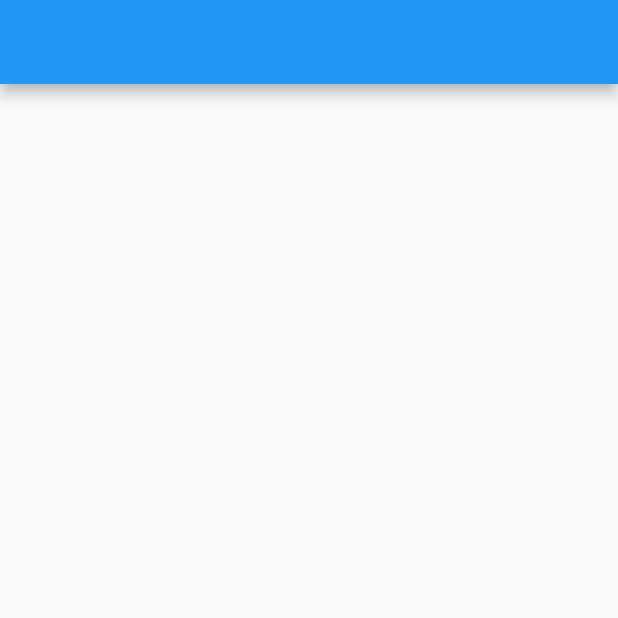
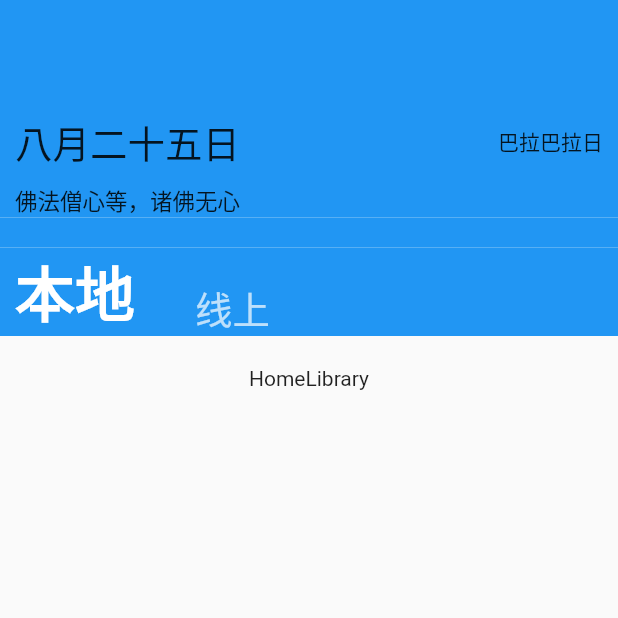
Before and after one commit to creatapp/zhu_yin_jing_zhou, a Flutter app: the screen it shows after launch, on a phone screen of 412 x 824 dp, the top half of it. Run offline on Flutter 3.47's test engine with Material 2 defaults, Android fonts, the phone set to English and light mode, and no system bars; our stand-ins replace sqflite; accounts and stored records are empty.

Commit message:
修改结构

```diff
--- /dev/null
+++ b/lib/component/home_library.dart
@@ -0,0 +1,13 @@
+import 'package:flutter/material.dart';
+
+class HomeLibrary extends StatefulWidget {
+  @override
+  HomeLibraryState createState() => HomeLibraryState();
+}
+
+class HomeLibraryState extends State<HomeLibrary> {
+  @override
+  Widget build(BuildContext context) {
+    return Text('HomeLibrary');
+  }
+}
--- /dev/null
+++ b/lib/component/home_text_menu.dart
@@ -0,0 +1,24 @@
+import 'package:flutter/material.dart';
+
+class HomeTextMenu extends StatefulWidget {
+  @override
+  HomeTextMenuState createState() => HomeTextMenuState();
+}
+
+class HomeTextMenuState extends State<HomeTextMenu> with SingleTickerProviderStateMixin{
+  @override
+  Widget build(BuildContext context) {
+    return Container(
+      padding: EdgeInsets.symmetric(horizontal: 10),
+      color: Colors.blue,
+      child: Row(
+        crossAxisAlignment: CrossAxisAlignment.end,
+        children: <Widget>[
+          Text('本地', style: TextStyle(color: Colors.white, fontSize: 40, fontWeight: FontWeight.bold),),
+          Container(padding: EdgeInsets.only(left: 40), color: Colors.blue,),
+          Text('线上', style: TextStyle(color: Colors.white70, fontSize: 25, fontWeight: FontWeight.normal),)
+        ],
+      ),
+    );
+  }
+}
--- /dev/null
+++ b/lib/component/home_title.dart
@@ -0,0 +1,34 @@
+import 'package:flutter/material.dart';
+
+class HomeTitle extends StatefulWidget {
+  @override
+  HomeTitleState createState() => HomeTitleState();
+}
+
+class HomeTitleState extends State<HomeTitle> {
+  @override
+  Widget build(BuildContext context) {
+    return Container(
+      color: Colors.blue,
+      padding: EdgeInsets.symmetric(horizontal: 10),
+      child: Column(
+        children: <Widget>[
+          Container(padding: EdgeInsets.only(bottom: 20),),
+          Row(
+            mainAxisAlignment: MainAxisAlignment.spaceBetween,
+            children: <Widget>[
+              Text('八月二十五日', style: TextStyle(fontSize: 25),),
+              Text('巴拉巴拉日')
+            ],
+          ),
+          Container(padding: EdgeInsets.only(bottom: 10),),
+          Row(
+            children: <Widget>[
+              Text('佛法僧心等，诸佛无心', style: TextStyle(color: Colors.black87, fontSize: 15),)
+            ],
+          )
+        ],
+      ),
+    );
+  }
+}
--- a/lib/constant/theme.dart
+++ b/lib/constant/theme.dart
@@ -14,7 +14,7 @@ class MyTheme {
   // 主题种类，在enum和BaseTheme子类体现
   ThemeCategory _themeCategory = ThemeCategory.light;
   // 实际被APP采用的主题
-  BaseTheme theme = LightTheme();
+  BaseTheme t = LightTheme();
 
   // BaseTheme子类都应该在这里被持有，为了不
   BaseTheme _lightTheme = LightTheme();
@@ -34,7 +34,7 @@ class MyTheme {
   }
 
   void changeColor(BaseTheme newTheme) {
-    theme.primaryColor = newTheme.primaryColor;
+    t.primaryColor = newTheme.primaryColor;
   }
 }
 
@@ -42,12 +42,15 @@ class MyTheme {
 ///
 class BaseTheme {
   Color primaryColor;
+  Color mainBackground;
 }
 
 class LightTheme extends BaseTheme{
   Color primaryColor = Colors.white;
+  Color mainBackground = Colors.white;
 }
 
 class DarkTheme extends BaseTheme{
   Color primaryColor = Colors.black;
+  Color mainBackground = Colors.black;
 }
--- a/lib/main.dart
+++ b/lib/main.dart
@@ -1,6 +1,7 @@
 import 'package:flutter/material.dart';
 
 import 'constant/theme.dart';
+import 'page/my_home_page.dart';
 
 void main() => runApp(MyApp());
 
@@ -12,29 +13,10 @@ class MyApp extends StatelessWidget {
     return MaterialApp(
       title: '',
       theme: ThemeData(
-        primarySwatch: Colors.blue,
+        backgroundColor: Colors.white
       ),
       home: MyHomePage(),
+      debugShowCheckedModeBanner: false,
     );
   }
 }
-
-class MyHomePage extends StatefulWidget {
-  MyHomePage({Key key}) : super(key: key);
-
-  @override
-  _MyHomePageState createState() => _MyHomePageState();
-}
-
-class _MyHomePageState extends State<MyHomePage> {
-
-  @override
-  Widget build(BuildContext context) {
-    return Scaffold(
-      appBar: AppBar(
-        title: Text(''),
-      ),
-      body: Center(),
-    );
-  }
-}
--- /dev/null
+++ b/lib/page/my_home_page.dart
@@ -0,0 +1,37 @@
+import 'package:flutter/material.dart';
+
+import '../component/home_title.dart';
+import '../component/home_text_menu.dart';
+import '../component/home_library.dart';
+import '../constant/theme.dart';
+
+class MyHomePage extends StatefulWidget {
+  MyHomePage({Key key}) : super(key: key);
+
+  @override
+  _MyHomePageState createState() => _MyHomePageState();
+}
+
+class _MyHomePageState extends State<MyHomePage> {
+  final MyTheme myTheme = MyTheme.getInstance();
+
+  @override
+  Widget build(BuildContext context) {
+    return Scaffold(
+      appBar: AppBar(
+        backgroundColor: Colors.blue,
+        elevation: 0.0,
+      ),
+      body: Column(
+        mainAxisAlignment: MainAxisAlignment.start,
+        children: <Widget>[
+          HomeTitle(),
+          Container(padding: EdgeInsets.only(left: 20, bottom: 20), color: Colors.blue,),
+          HomeTextMenu(),
+          Container(padding: EdgeInsets.only(bottom: 20),),
+          HomeLibrary()
+        ],
+      ),
+    );
+  }
+}
```
